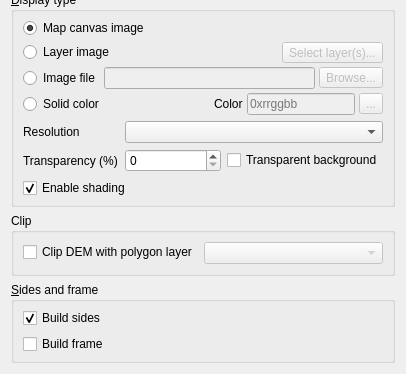
The window that ui/demproperties.ui (minorua/Qgis2threejs) describes before a commit, drawn with Qt 5; both pictures show x 0 to 406 and y 329 to 703 of the 406 by 703 pixel window.
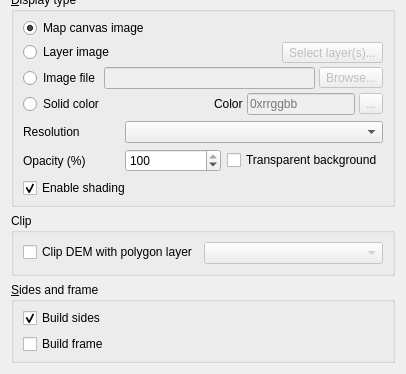
The same window after the commit.

Commit message:
[QGIS3 API changes] transparency to opacity
- QgsMarkerSymbol.alpha() has been removed

What changed in the file:
```diff
--- a/ui/demproperties.ui
+++ b/ui/demproperties.ui
@@ -639,7 +639,7 @@
         <item row="1" column="0">
          <widget class="QLabel" name="label_17">
           <property name="text">
-           <string>Transparency (%)</string>
+           <string>Opacity (%)</string>
           </property>
          </widget>
         </item>
@@ -667,7 +667,7 @@
            <number>10</number>
           </property>
           <property name="value">
-           <number>0</number>
+           <number>100</number>
           </property>
          </widget>
         </item>
```
Left out of the diff: 4 changed lines with no effect on the pictures. The commit also changes 8 other files.
